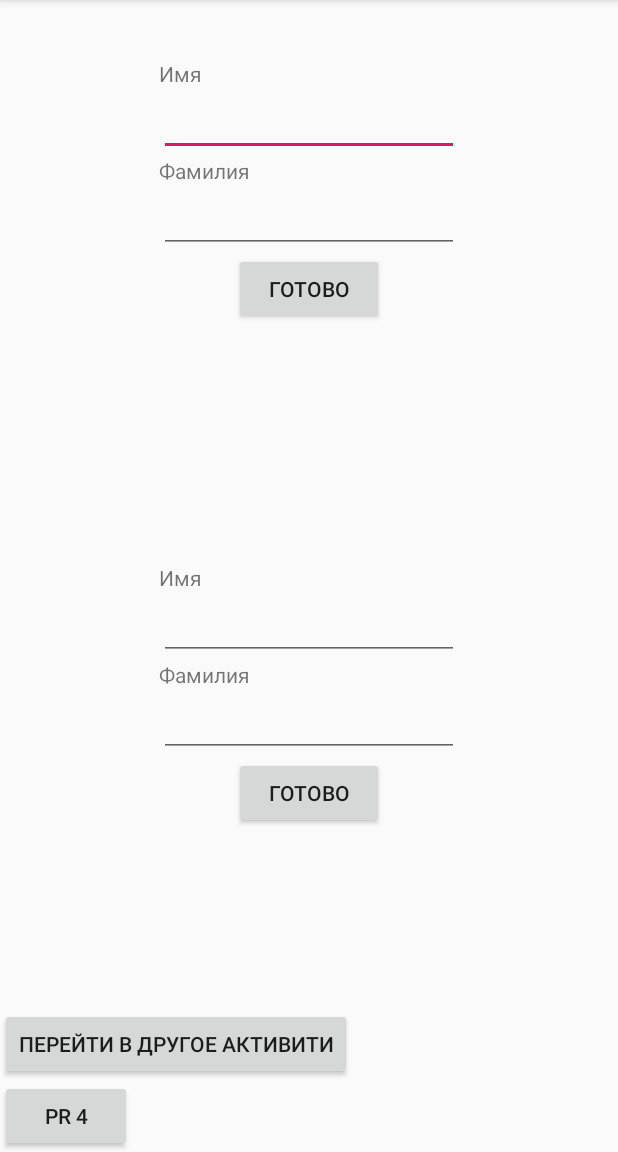
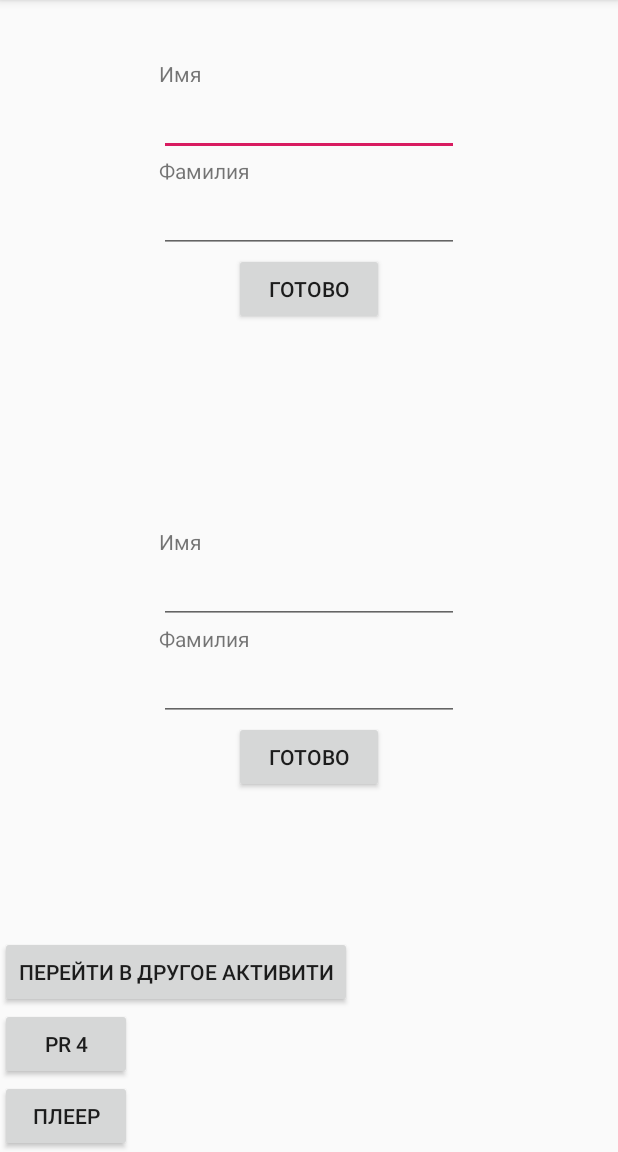
Before and after one commit to vadiminem/MobSys, an Android app: the screen it shows after launch (MainActivity), on a phone screen of 412 x 824 dp, the part 84-1236 px from its top. Run offline under Robolectric (Android 15) with nearby library versions, the phone set to English and light mode, and no system bars.

Commit message:
lab5_1 completed

```diff
--- a/MobSys/app/src/main/java/com/example/mobsys/MainActivity.kt
+++ b/MobSys/app/src/main/java/com/example/mobsys/MainActivity.kt
@@ -25,6 +25,11 @@ class MainActivity : AppCompatActivity() {
             intent.putExtra("history", history)
             startActivity(intent)
         }
+
+        findViewById<Button>(R.id.player)?.setOnClickListener {
+            val intent = Intent(this, Player::class.java)
+            startActivity(intent)
+        }
     }
 
     override fun onActivityResult(requestCode: Int, resultCode: Int, data: Intent?) {
--- a/MobSys/app/src/main/res/layout/activity_main.xml
+++ b/MobSys/app/src/main/res/layout/activity_main.xml
@@ -33,4 +33,10 @@
         android:layout_height="wrap_content"
         android:text="@string/pr_4" />
 
+    <Button
+        android:id="@+id/player"
+        android:layout_width="wrap_content"
+        android:layout_height="wrap_content"
+        android:text="@string/player_button_name" />
+
 </LinearLayout>
--- a/MobSys/app/src/main/res/values/strings.xml
+++ b/MobSys/app/src/main/res/values/strings.xml
@@ -6,4 +6,7 @@
     <string name="name_or_surname_is_empty">Не все поля заполнены</string>
     <string name="open_activity">Перейти в другое активити</string>
     <string name="pr_4">PR 4</string>
+    <string name="player_button_name">Плеер</string>
+    <string name="play_button_name">Play</string>
+    <string name="stop_button_name">Stop</string>
 </resources>
```
Also changed, not shown: MobSys/app/src/main/AndroidManifest.xml (+6 -1 lines), MobSys/app/src/main/java/com/example/mobsys/Player.kt (+10 -0 lines), MobSys/app/src/main/java/com/example/mobsys/PlayerService.kt (added, +35 -0 lines), MobSys/app/src/main/res/layout/activity_player.xml (+14 -2 lines), 1 other file. Lines whose indentation alone changed are shown as unchanged.
